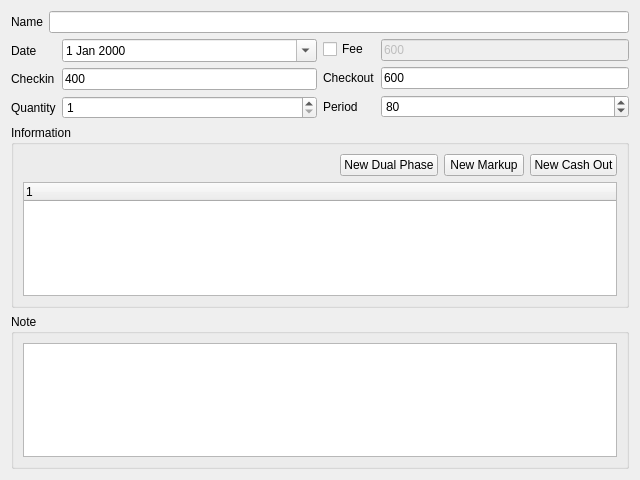
First picture: the form in itemview.ui, repository xlongfeng/agreement, before the edit.
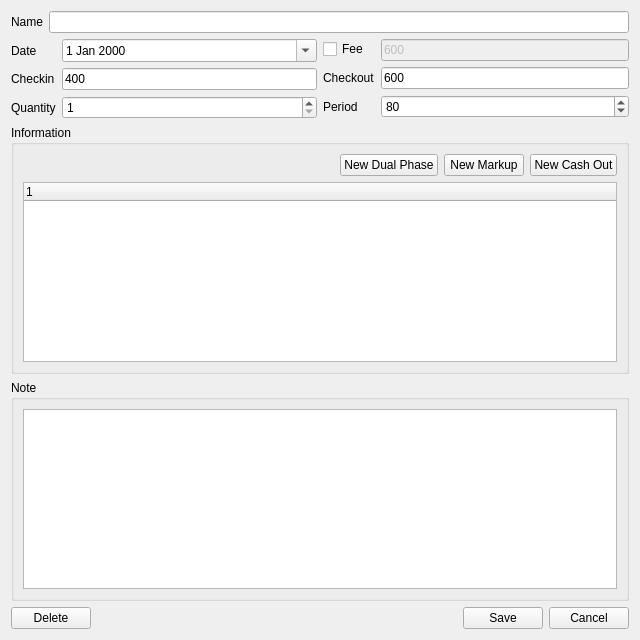
Second picture: the form after the edit.

```diff
--- a/itemview.ui
+++ b/itemview.ui
@@ -7,7 +7,7 @@
     <x>0</x>
     <y>0</y>
     <width>640</width>
-    <height>480</height>
+    <height>640</height>
    </rect>
   </property>
   <property name="windowTitle">
@@ -211,6 +211,44 @@
      </layout>
     </widget>
    </item>
+   <item>
+    <layout class="QHBoxLayout" name="horizontalLayout_3">
+     <item>
+      <widget class="QPushButton" name="deletePushButton">
+       <property name="text">
+        <string>Delete</string>
+       </property>
+      </widget>
+     </item>
+     <item>
+      <spacer name="horizontalSpacer_2">
+       <property name="orientation">
+        <enum>Qt::Horizontal</enum>
+       </property>
+       <property name="sizeHint" stdset="0">
+        <size>
+         <width>40</width>
+         <height>20</height>
+        </size>
+       </property>
+      </spacer>
+     </item>
+     <item>
+      <widget class="QPushButton" name="savePushButton">
+       <property name="text">
+        <string>Save</string>
+       </property>
+      </widget>
+     </item>
+     <item>
+      <widget class="QPushButton" name="cancelPushButton">
+       <property name="text">
+        <string>Cancel</string>
+       </property>
+      </widget>
+     </item>
+    </layout>
+   </item>
   </layout>
  </widget>
  <resources/>
```
